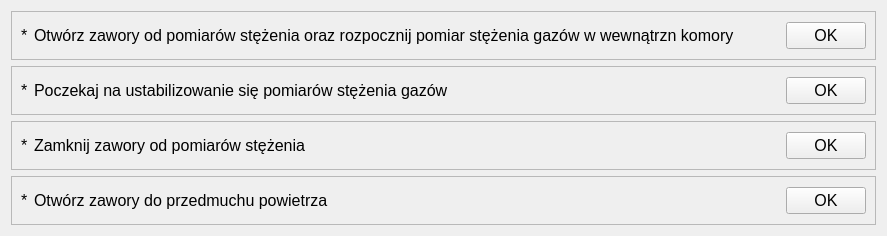
This is app/nowytest_8.ui in wiacekmarcin/StanowiskoChemiczne as Qt 5 draws it before an edit. The edited form follows.
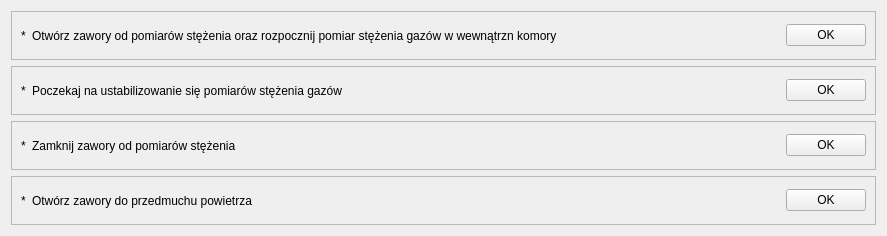
This is the edited form. Custom widgets are drawn as their Qt base class.

```diff
--- a/app/nowytest_8.ui
+++ b/app/nowytest_8.ui
@@ -10,11 +10,6 @@
     <height>236</height>
    </rect>
   </property>
-  <property name="font">
-   <font>
-    <pointsize>12</pointsize>
-   </font>
-  </property>
   <property name="windowTitle">
    <string>WizardPage</string>
   </property>
```
